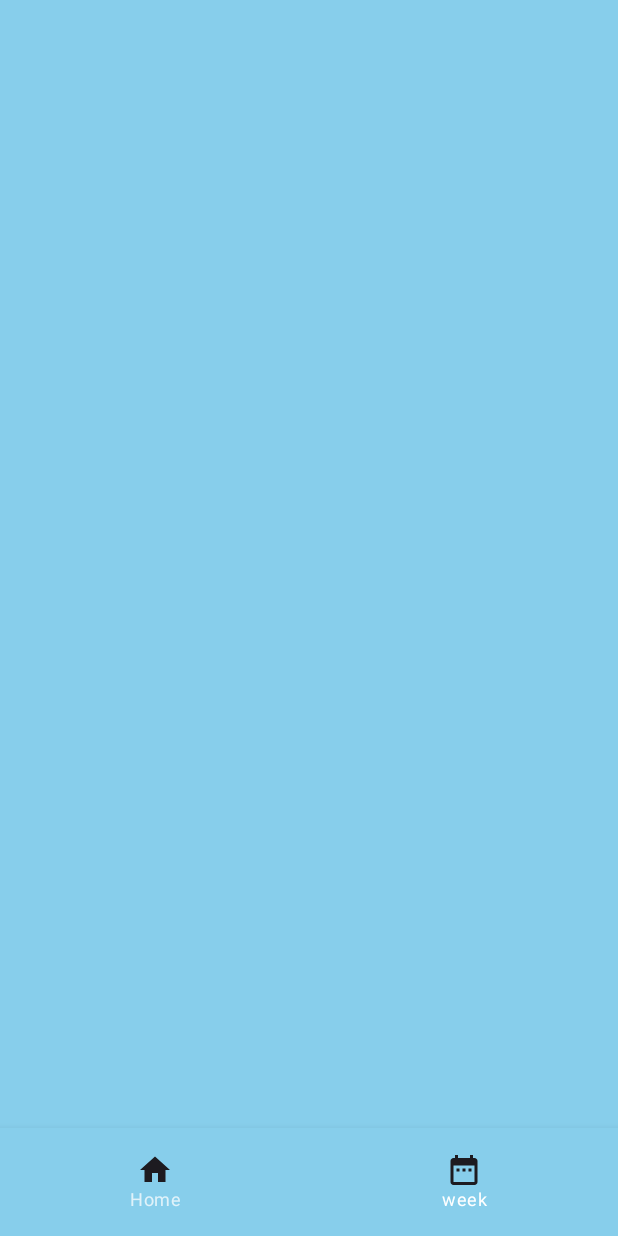
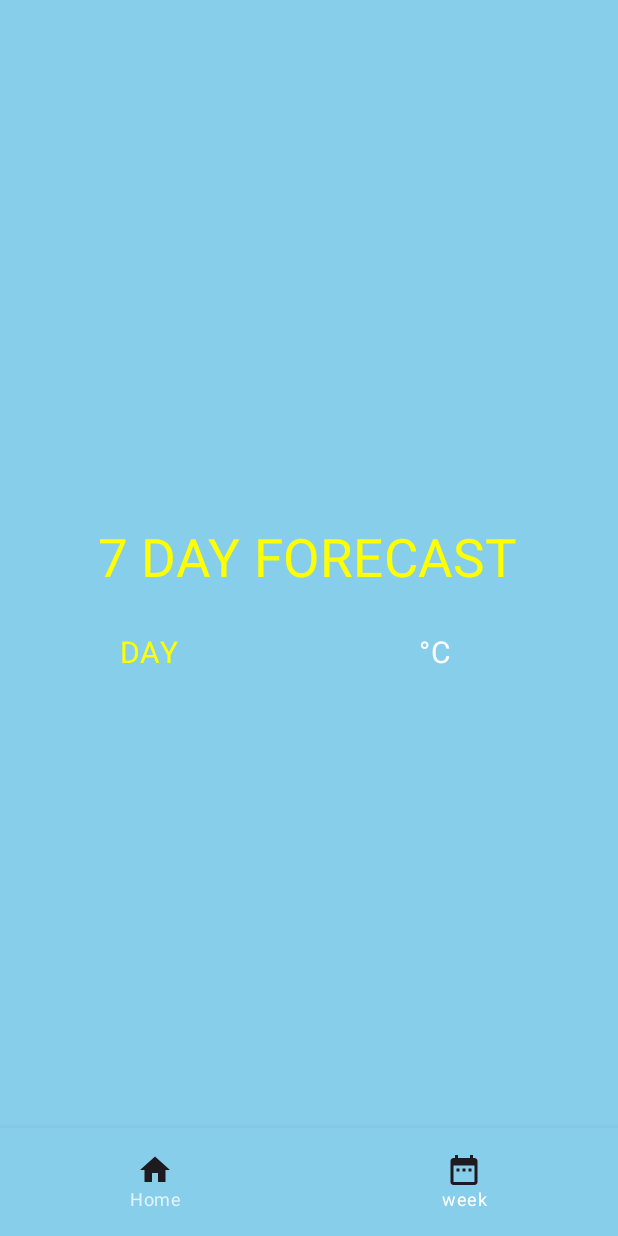
Before and after one commit to annakulovuori/Weather-mobile-app, an Android app built with Jetpack Compose: the ForecastScreen screen opened through its navigation route, on a phone screen of 412 x 824 dp. Before the commit the screen is almost empty. Run offline under Robolectric (Android 15) with nearby library versions, the phone set to English and light mode, and no system bars.

Commit message:
Feat: Informative texts

```diff
--- a/weatherApp2/app/src/main/java/com/example/weatherapp/components/ForecastScreen.kt
+++ b/weatherApp2/app/src/main/java/com/example/weatherapp/components/ForecastScreen.kt
@@ -56,23 +56,42 @@ fun ForecastScreen() {
 
         ) {
         Column {
-            Spacer(modifier = Modifier.size(20.dp))
+
+            Text(text = "7 DAY FORECAST",
+                fontSize = 35.sp,
+                color = Color.Yellow,
+                modifier = Modifier.padding(start = 65.dp)
+            )
+
             Box(
                 modifier = Modifier
                     .padding(30.dp)
                     .fillMaxWidth()
-                    .heightIn(min = 0.dp, max = 400.dp)
+                    .heightIn(min = 0.dp, max = 500.dp)
             ) {
+
                 Column(
                     modifier = Modifier.verticalScroll(scrollState)
                 ) {
+                    Row {
+                        Text(text = "DAY",
+                            fontSize = 20.sp,
+                            color = Color.Yellow,
+                            modifier = Modifier.padding(start = 50.dp)
+                        )
 
+                        Text(text = "°C",
+                            fontSize = 20.sp,
+                            color = Color.White,
+                            modifier = Modifier.padding(start = 160.dp)
+                        )
+                    }
                     // Today's forecast
                     Column {
                         if (timeList != null) {
                             for (hour in 0 until 7) {
                                 Row(verticalAlignment = Alignment.CenterVertically) {
-                                    Spacer(modifier = Modifier.size(35.dp))
+                                    Spacer(modifier = Modifier.size(20.dp))
                                     Text(
                                         text = "${getDayFromDate(index = hour, weather = weather)
                                             ?: "Loading"}.${getMonthFromDate(hour, weather)}",
```
